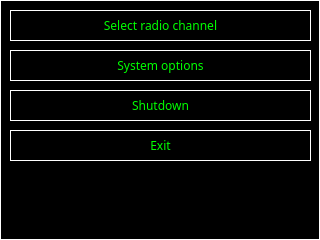
This is QtRadio/qsettingswidget.ui in whelpy/WifiRadio as Qt 5 draws it before an edit. The edited form follows.
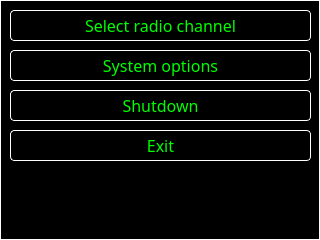
This is the edited form.

Patch:
```diff
--- a/QtRadio/qsettingswidget.ui
+++ b/QtRadio/qsettingswidget.ui
@@ -2,6 +2,9 @@
 <ui version="4.0">
  <class>QSettingsWidget</class>
  <widget class="QWidget" name="QSettingsWidget">
+  <property name="enabled">
+   <bool>true</bool>
+  </property>
   <property name="geometry">
    <rect>
     <x>0</x>
@@ -13,6 +16,10 @@
   <property name="font">
    <font>
     <family>IBM 3270</family>
+    <pointsize>12</pointsize>
+    <weight>50</weight>
+    <italic>false</italic>
+    <bold>false</bold>
    </font>
   </property>
   <property name="autoFillBackground">
@@ -22,8 +29,10 @@
    <string notr="true">background-color: rgb(0, 0, 0);
 color: rgb(0, 255, 0);
 selection-background-color: rgb(252, 233, 79);
-selection-color: rgb(78, 154, 6);
-border: 1px solid white;</string>
+selection-color: rgb(28, 104, 6);
+border: 1px solid white;
+font: 12pt &quot;IBM 3270&quot;;
+</string>
   </property>
   <widget class="QPushButton" name="selectChannelPushButton">
    <property name="geometry">
@@ -34,8 +43,26 @@
      <height>31</height>
     </rect>
    </property>
+   <property name="font">
+    <font>
+     <family>IBM 3270</family>
+     <pointsize>12</pointsize>
+     <weight>50</weight>
+     <italic>false</italic>
+     <bold>false</bold>
+    </font>
+   </property>
    <property name="styleSheet">
-    <string notr="true"/>
+    <string notr="true">QPushButton
+{
+	border-radius: 4;
+}
+QPushButton:focus 
+{    
+	background-color: rgb(233, 185, 110);
+	color: rgb(0, 0, 0);
+	font: 75 14pt &quot;IBM 3270&quot;;
+}</string>
    </property>
    <property name="text">
     <string>Select radio channel</string>
@@ -50,8 +77,26 @@
      <height>31</height>
     </rect>
    </property>
+   <property name="font">
+    <font>
+     <family>IBM 3270</family>
+     <pointsize>12</pointsize>
+     <weight>50</weight>
+     <italic>false</italic>
+     <bold>false</bold>
+    </font>
+   </property>
    <property name="styleSheet">
-    <string notr="true"/>
+    <string notr="true">QPushButton
+{
+	border-radius: 4;
+}
+QPushButton:focus 
+{    
+	background-color: rgb(233, 185, 110);
+	color: rgb(0, 0, 0);
+	font: 75 14pt &quot;IBM 3270&quot;;
+}</string>
    </property>
    <property name="text">
     <string>System options</string>
@@ -66,8 +111,26 @@
      <height>31</height>
     </rect>
    </property>
+   <property name="font">
+    <font>
+     <family>IBM 3270</family>
+     <pointsize>12</pointsize>
+     <weight>50</weight>
+     <italic>false</italic>
+     <bold>false</bold>
+    </font>
+   </property>
    <property name="styleSheet">
-    <string notr="true"/>
+    <string notr="true">QPushButton
+{
+	border-radius: 4;
+}
+QPushButton:focus 
+{    
+	background-color: rgb(233, 185, 110);
+	color: rgb(0, 0, 0);
+	font: 75 14pt &quot;IBM 3270&quot;;
+}</string>
    </property>
    <property name="text">
     <string>Shutdown</string>
@@ -82,8 +145,26 @@
      <height>31</height>
     </rect>
    </property>
+   <property name="font">
+    <font>
+     <family>IBM 3270</family>
+     <pointsize>12</pointsize>
+     <weight>50</weight>
+     <italic>false</italic>
+     <bold>false</bold>
+    </font>
+   </property>
    <property name="styleSheet">
-    <string notr="true"/>
+    <string notr="true">QPushButton
+{
+	border-radius: 4;
+}
+QPushButton:focus 
+{    
+	background-color: rgb(233, 185, 110);
+	color: rgb(0, 0, 0);
+	font: 75 14pt &quot;IBM 3270&quot;;
+}</string>
    </property>
    <property name="text">
     <string>Exit</string>
```
